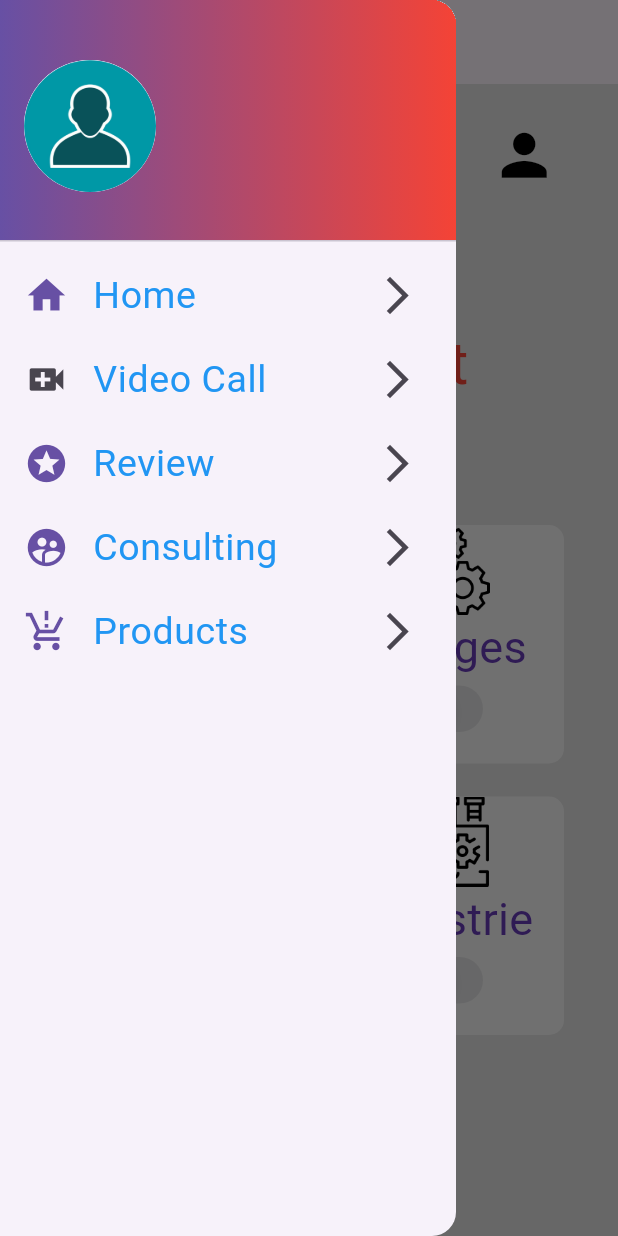
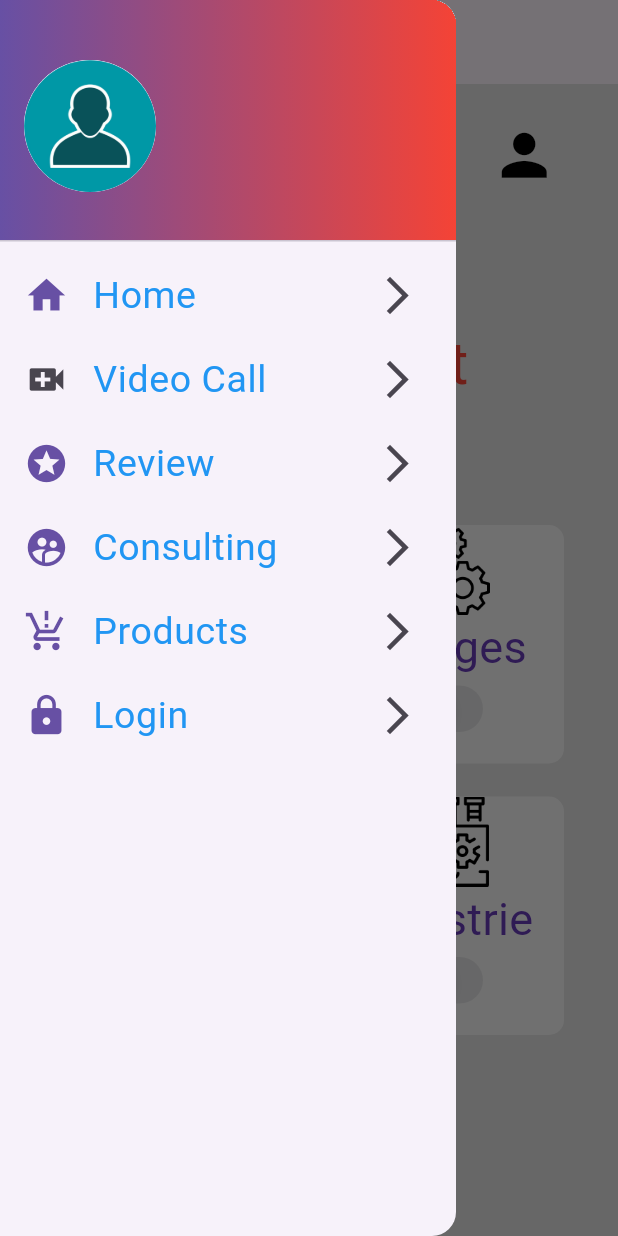
Before and after one commit to othmanetozy/WebRtc-Mobile, a Flutter app: the screen it shows after launch, with the side drawer open, on a phone screen of 412 x 824 dp. Run offline on Flutter 3.47's test engine with Material 3 defaults, Android fonts, the light colour scheme and no system bars; Roboto replaces fonts that are missing (Rubik-Italic).

```diff
--- a/lib/icons/util/Mydevice.page.dart
+++ b/lib/icons/util/Mydevice.page.dart
@@ -20,7 +20,10 @@ class Mydevice extends StatelessWidget {
     return Padding(
       padding: const EdgeInsets.all(11.0),
       child: Container(
-        decoration: BoxDecoration(color: Colors.grey[100],
+
+        decoration: BoxDecoration(
+          // color: powerOn ? Colors.black : Colors.grey[100],      activate dark mode
+          color: Colors.grey[100],
           borderRadius : BorderRadius.circular(10),
         ),
         child: Column(
--- a/lib/main.dart
+++ b/lib/main.dart
@@ -7,6 +7,8 @@ import 'package:testflutter/pages/home.page.dart';
 import 'package:testflutter/pages/products.page.dart';
 import 'package:testflutter/pages/review.page.dart';
 import 'package:testflutter/pages/videocall.page.dart';
+import 'package:testflutter/pages/Login.page.dart';
+
 
 void main() {
   runApp(testApp());
@@ -24,7 +26,9 @@ class testApp extends StatelessWidget {
         "/consulting": (context) => ConsultingPage(),
         "/products": (context) => ProductsPage(),
         "/videocall": (context) => VideocallPage(),
+        "/login": (context) => LoginPage(),
       },
+
       theme: ThemeData(
           primarySwatch: Colors.deepPurple,
           textTheme: const TextTheme(
--- a/lib/pages/home.page.dart
+++ b/lib/pages/home.page.dart
@@ -81,6 +81,11 @@ class HomePage extends StatelessWidget {
           ],
         ),
       ),
+
+
+
+
+
       drawer: Drawer(
         child: Column(
           children: [
@@ -97,6 +102,10 @@ class HomePage extends StatelessWidget {
                   gradient: LinearGradient(
                       colors: [Theme.of(context).primaryColor, Colors.red])),
             ),
+
+
+
+
             ListTile(
               // list item
               leading: Icon(
@@ -125,9 +134,7 @@ class HomePage extends StatelessWidget {
               }, // click
               title: Text(
                 "Video Call",
-                style: Theme.of(context).textTheme.bodySmall?.copyWith(
-                      fontFamily: "Rubik-Italic",
-                    ),
+                style: Theme.of(context).textTheme.bodySmall?.copyWith(),
               ),
             ),
             ListTile(
@@ -180,6 +187,21 @@ class HomePage extends StatelessWidget {
                     ),
               ),
             ),
+            ListTile(
+              // list item
+              leading: Icon(
+                Icons.lock,
+                color: Theme.of(context).primaryColor,
+              ),
+              trailing: Icon(Icons.arrow_forward_ios_sharp),
+              onTap: () {
+                Navigator.pushNamed(context, "/login");
+              },
+              title: Text(
+                "Login",
+                style: Theme.of(context).textTheme.bodySmall?.copyWith(),
+              ),
+            ),
           ],
         ),
       ),
```
Also changed, not shown: lib/pages/Login.page.dart (added, +16 -0 lines).
